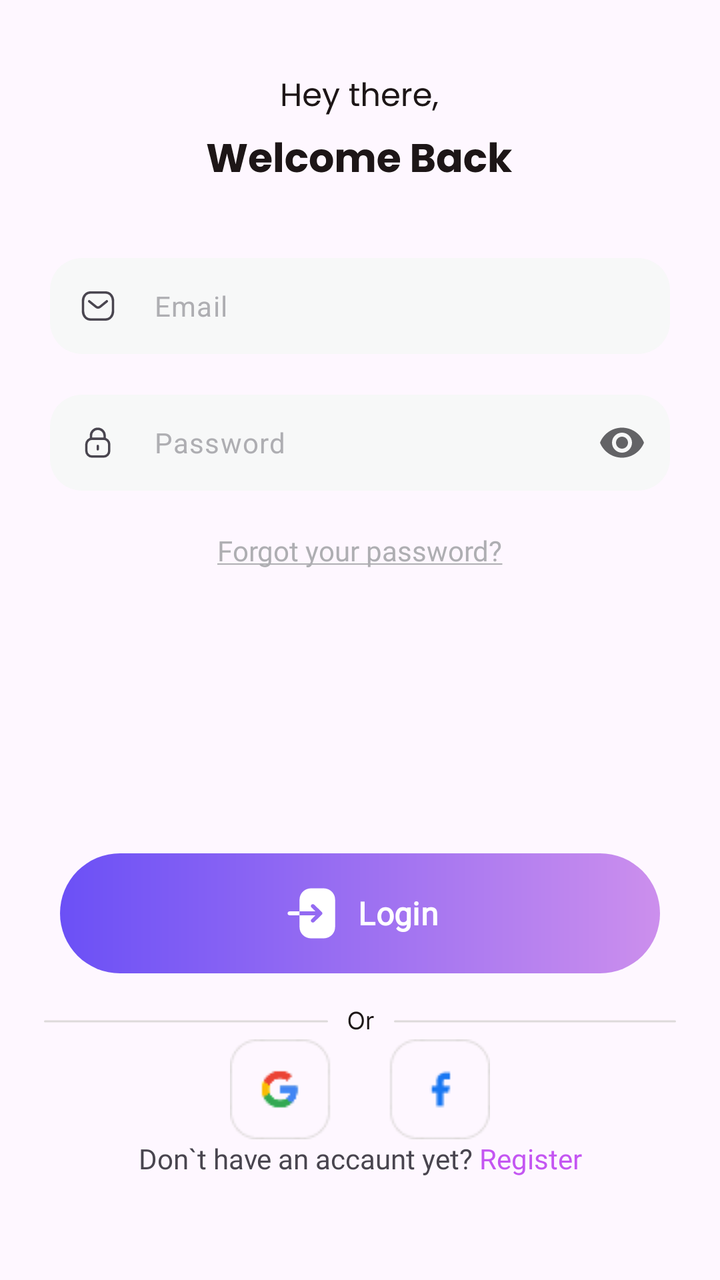
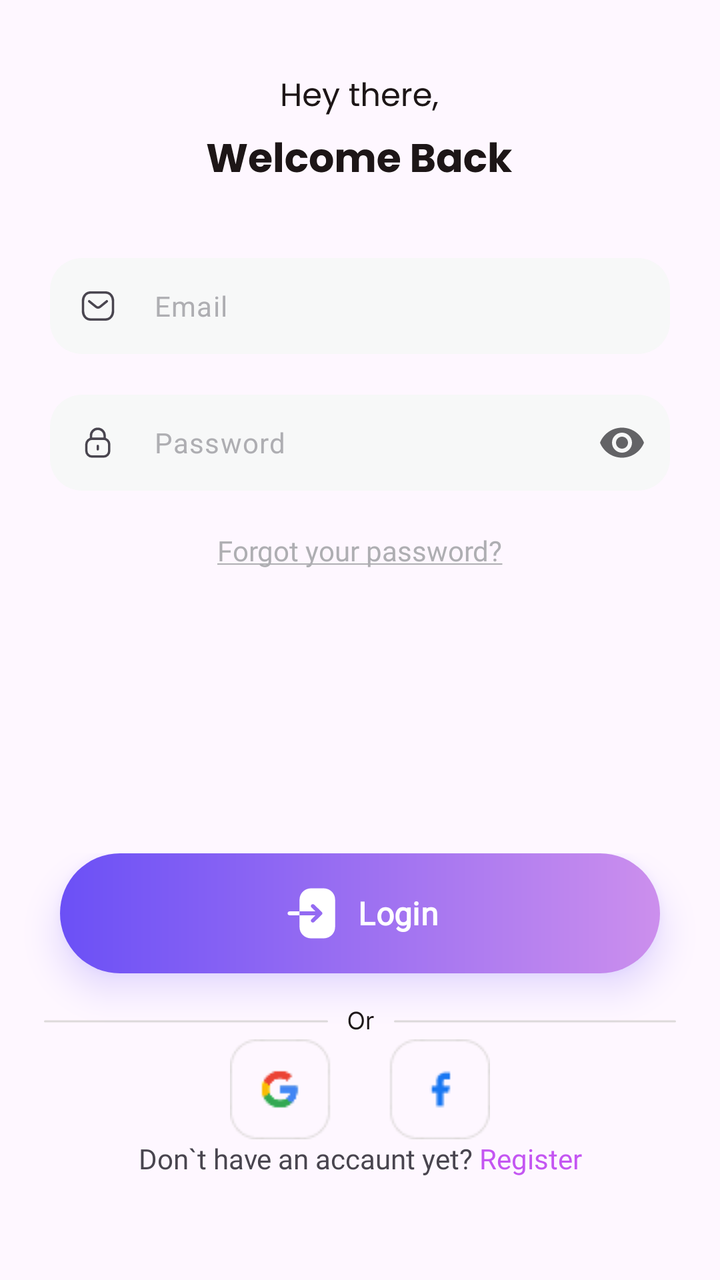

The first picture is an Android layout as it rendered before a commit; the second is the same layout after the commit. The layout source and the unified diff follow.
<!-- AndroidManifest.xml: application theme Theme.DIDPOOLFit -->
<!-- res/layout/activity_login.xml -->
<?xml version="1.0" encoding="utf-8"?>
<LinearLayout xmlns:android="http://schemas.android.com/apk/res/android"
    xmlns:app="http://schemas.android.com/apk/res-auto"
    xmlns:tools="http://schemas.android.com/tools"
    android:id="@+id/main"
    android:layout_width="match_parent"
    android:layout_height="match_parent"
    tools:context=".LoginActivity"
    android:orientation="vertical">


    <LinearLayout
        android:layout_width="match_parent"
        android:layout_height="0dp"
        android:layout_weight="2"
        android:orientation="vertical">
        <ImageView
            android:layout_marginVertical="35dp"
            android:layout_gravity="center"
            android:layout_width="wrap_content"
            android:layout_height="wrap_content"
            android:src="@drawable/login_title_section"/>

        <com.google.android.material.textfield.TextInputLayout
            android:id="@+id/emailLayout"
            style="@style/Widget.Material3.TextInputLayout.FilledBox"
            android:layout_width="match_parent"
            android:layout_height="wrap_content"
            android:layout_marginHorizontal="25dp"
            app:errorEnabled="true"
            app:hintEnabled="false"
            app:startIconDrawable="@drawable/start_icon_email_field"
            app:boxBackgroundColor="#F7F8F8"
            app:boxStrokeWidth="0dp"
            app:boxStrokeWidthFocused="0dp"
            app:boxCornerRadiusTopStart="16dp"
            app:boxCornerRadiusTopEnd="16dp"
            app:boxCornerRadiusBottomStart="16dp"
            app:boxCornerRadiusBottomEnd="16dp">

            <com.google.android.material.textfield.TextInputEditText
                android:id="@+id/emailInput"
                android:layout_width="match_parent"
                android:layout_height="48dp"
                android:paddingTop="0dp"
                android:paddingBottom="0dp"
                android:gravity="center_vertical"
                android:textSize="14sp"
                android:textColor="#1D1617"
                android:hint="Email"
                android:textColorHint="#AEAEB2"
                android:inputType="textEmailAddress"
                android:maxLength="48" />
        </com.google.android.material.textfield.TextInputLayout>

        <com.google.android.material.textfield.TextInputLayout
            android:id="@+id/passwordLayout"
            style="@style/Widget.Material3.TextInputLayout.FilledBox"
            android:layout_width="match_parent"
            android:layout_height="wrap_content"
            android:layout_marginHorizontal="25dp"
            app:errorEnabled="true"
            app:hintEnabled="false"
            app:startIconDrawable="@drawable/start_input_password_field"
            app:endIconMode="password_toggle"
            app:endIconTint="#636366"
            app:boxBackgroundColor="#F7F8F8"
            app:boxStrokeWidth="0dp"
            app:boxStrokeWidthFocused="0dp"
            app:boxCornerRadiusTopStart="16dp"
            app:boxCornerRadiusTopEnd="16dp"
            app:boxCornerRadiusBottomStart="16dp"
            app:boxCornerRadiusBottomEnd="16dp">

            <com.google.android.material.textfield.TextInputEditText
                android:id="@+id/passwordInput"
                android:layout_width="match_parent"
                android:layout_height="48dp"
                android:paddingTop="0dp"
                android:paddingBottom="0dp"
                android:gravity="center_vertical"
                android:textSize="14sp"
                android:textColor="#1D1617"
                android:hint="Password"
                android:textColorHint="#AEAEB2"
                android:inputType="textPassword"/>
        </com.google.android.material.textfield.TextInputLayout>
        <TextView
            android:layout_width="wrap_content"
            android:layout_height="wrap_content"
            android:text="@string/forgot_your_password"
            android:layout_gravity="center"
            android:textColor="#AEAEB2"
            android:textSize="14sp"
            android:fontFamily="@font/poppins_regular"/>
    </LinearLayout>

    <LinearLayout
        android:layout_width="match_parent"
        android:layout_height="0dp"
        android:layout_weight="1"
        android:orientation="vertical">
        <Button
            android:id="@+id/loginButton"
            android:layout_width="match_parent"
            android:layout_height="60dp"
            android:layout_gravity="bottom"
            android:background="@drawable/bg_button_gradient"
            app:icon="@drawable/login_button_icon"
            app:iconGravity="textStart"
            app:iconSize="30dp"
            android:text="Login"
            android:textSize="16sp"
            android:textStyle="bold"
            android:fontFamily="@font/poppins_bold"
            app:backgroundTint="@null"
            android:layout_marginHorizontal="30dp"
            android:layout_marginBottom="15dp"/>

        <ImageView
            android:layout_gravity="center"
            android:layout_width="wrap_content"
            android:layout_height="wrap_content"
            android:src="@drawable/or_register_line"/>

        <ImageView
            android:layout_gravity="center"
            android:layout_width="wrap_content"
            android:layout_height="wrap_content"
            android:src="@drawable/social_media"/>
        <LinearLayout
            android:layout_width="match_parent"
            android:layout_height="wrap_content"
            android:gravity="center"
            android:orientation="horizontal">
            <TextView
                android:layout_width="wrap_content"
                android:layout_height="wrap_content"
                android:text="Don`t have an accaunt yet? "
                android:gravity="center"
                android:fontFamily="@font/poppins_regular"/>
            <TextView
                android:id="@+id/registerTextView"
                android:layout_width="wrap_content"
                android:layout_height="wrap_content"
                android:textColor="#C456F2"
                android:fontFamily="@font/poppins_medium"
                android:text="Register"
                android:gravity="center"/>
        </LinearLayout>
    </LinearLayout>
</LinearLayout>
<!-- resources referenced by this layout -->
<resources>
  <!-- drawable bg_button_gradient (drawable) -->
  <?xml version="1.0" encoding="utf-8"?>
  <shape xmlns:android="http://schemas.android.com/apk/res/android"
      android:shape="rectangle">
      <gradient
          android:startColor="@color/gradient_start_welcome_btn"
          android:endColor="@color/gradient_end_welcome_btn"
          android:angle="180"/>
      <corners
          android:radius="99dp"/>
  
  </shape>
  <!-- drawable login_button_icon (drawable) -->
  <vector xmlns:android="http://schemas.android.com/apk/res/android"
      android:width="24dp"
      android:height="24dp"
      android:viewportWidth="24"
      android:viewportHeight="24">
    <path
        android:pathData="M11.886,2H16.925C19.445,2 21.5,4 21.5,6.44V17.56C21.5,20.01 19.445,22 16.905,22H11.876C9.356,22 7.291,20.01 7.291,17.57V12.77H13.693L12.041,14.37C11.731,14.67 11.731,15.16 12.041,15.46C12.196,15.61 12.402,15.68 12.609,15.68C12.805,15.68 13.012,15.61 13.167,15.46L16.182,12.55C16.337,12.41 16.419,12.21 16.419,12C16.419,11.8 16.337,11.6 16.182,11.46L13.167,8.55C12.857,8.25 12.351,8.25 12.041,8.55C11.731,8.85 11.731,9.34 12.041,9.64L13.693,11.23H7.291V6.45C7.291,4 9.356,2 11.886,2ZM2.5,12C2.5,11.58 2.855,11.23 3.282,11.23H7.291V12.77H3.282C2.855,12.77 2.5,12.43 2.5,12Z"
        android:fillColor="#ffffff"
        android:fillType="evenOdd"/>
  </vector>
  <!-- drawable start_icon_email_field (drawable) -->
  <vector xmlns:android="http://schemas.android.com/apk/res/android"
      android:width="18dp"
      android:height="18dp"
      android:viewportWidth="18"
      android:viewportHeight="18">
    <path
        android:pathData="M13.427,6.638L10.094,9.348C9.465,9.848 8.579,9.848 7.949,9.348L4.589,6.638"
        android:strokeLineJoin="round"
        android:strokeWidth="1.2"
        android:fillColor="#00000000"
        android:strokeColor="#7B6F72"
        android:strokeLineCap="round"/>
    <path
        android:pathData="M12.682,15.75C14.963,15.756 16.5,13.882 16.5,11.579V6.428C16.5,4.124 14.963,2.25 12.682,2.25H5.318C3.037,2.25 1.5,4.124 1.5,6.428V11.579C1.5,13.882 3.037,15.756 5.318,15.75H12.682Z"
        android:strokeLineJoin="round"
        android:strokeWidth="1.2"
        android:fillColor="#00000000"
        android:strokeColor="#7B6F72"
        android:strokeLineCap="round"/>
  </vector>
  <!-- drawable start_input_password_field (drawable) -->
  <vector xmlns:android="http://schemas.android.com/apk/res/android"
      android:width="18dp"
      android:height="18dp"
      android:viewportWidth="18"
      android:viewportHeight="18">
    <path
        android:pathData="M12.317,7.086V5.476C12.317,3.591 10.789,2.062 8.904,2.062C7.019,2.054 5.485,3.575 5.477,5.461V5.476V7.086"
        android:strokeLineJoin="round"
        android:strokeWidth="1.2"
        android:fillColor="#00000000"
        android:strokeColor="#7B6F72"
        android:strokeLineCap="round"/>
    <path
        android:pathData="M11.762,15.937H6.031C4.461,15.937 3.188,14.664 3.188,13.093V9.876C3.188,8.305 4.461,7.032 6.031,7.032H11.762C13.333,7.032 14.606,8.305 14.606,9.876V13.093C14.606,14.664 13.333,15.937 11.762,15.937Z"
        android:strokeLineJoin="round"
        android:strokeWidth="1.2"
        android:fillColor="#00000000"
        android:strokeColor="#7B6F72"
        android:strokeLineCap="round"/>
    <path
        android:pathData="M8.897,10.652V12.318"
        android:strokeLineJoin="round"
        android:strokeWidth="1.2"
        android:fillColor="#00000000"
        android:strokeColor="#7B6F72"
        android:strokeLineCap="round"/>
  </vector>
  <string name="forgot_your_password"><u>Forgot your password?</u></string>
  <style name="Theme.DIDPOOLFit" parent="Base.Theme.DIDPOOLFit" />
  <color name="gradient_start_welcome_btn">#CC8FED</color>
  <color name="gradient_end_welcome_btn">#6B50F6</color>
  <style name="Base.Theme.DIDPOOLFit" parent="Theme.Material3.DayNight.NoActionBar">
          
          
      </style>
  <!-- unchanged entries left out for length: 3 -->
</resources>

<!-- the commit's change to res/layout/activity_login.xml (unified diff, before → after) -->
@@ -86,6 +86,7 @@
                 android:inputType="textPassword"/>
         </com.google.android.material.textfield.TextInputLayout>
         <TextView
+            android:id="@+id/forgetPassword"
             android:layout_width="wrap_content"
             android:layout_height="wrap_content"
             android:text="@string/forgot_your_password"
@@ -114,6 +115,11 @@
             android:textStyle="bold"
             android:fontFamily="@font/poppins_bold"
             app:backgroundTint="@null"
+            android:elevation="10dp"
+            android:stateListAnimator="@null"
+            android:outlineSpotShadowColor="@color/gradient_end_welcome_btn"
+            android:outlineAmbientShadowColor="@color/gradient_end_welcome_btn"
+            tools:targetApi="p"
             android:layout_marginHorizontal="30dp"
             android:layout_marginBottom="15dp"/>
 
